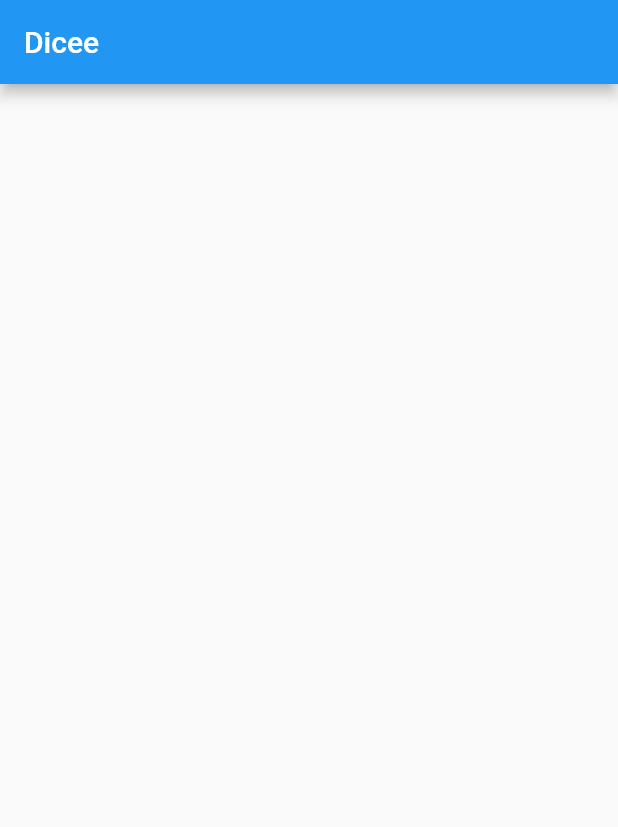
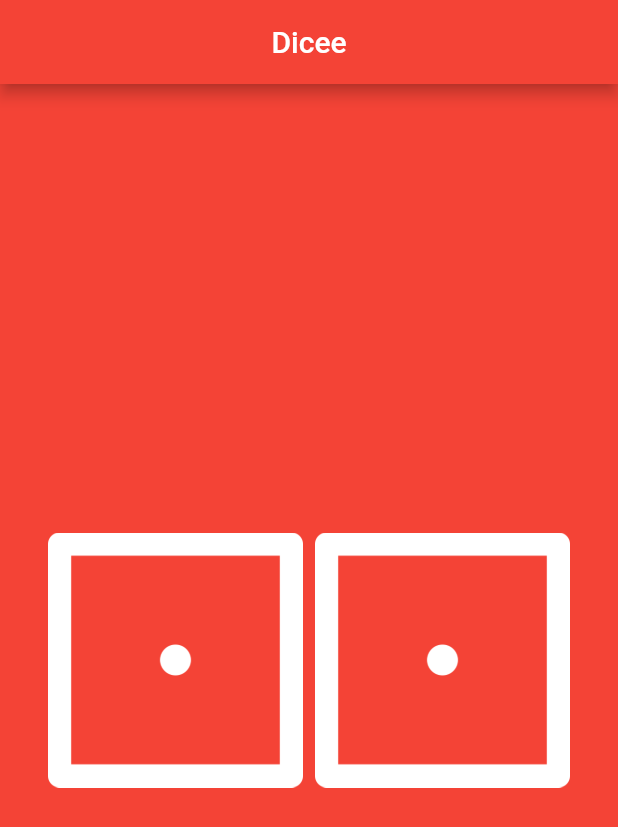
Before and after one commit to Nuri801/dicee_challange, a Flutter app: the screen it shows after launch, on a phone screen of 412 x 824 dp. Shown: the top 827 px of the screen. Run offline on Flutter 3.47's test engine with Material 2 defaults, Android fonts, the phone set to English and light mode, and no system bars.

Commit message:
Dicee_App_Challange

```diff
--- a/lib/main.dart
+++ b/lib/main.dart
@@ -1,4 +1,5 @@
 import 'package:flutter/material.dart';
+import 'dart:math';
 
 void main() {
   runApp(const MyApp());
@@ -12,14 +13,62 @@ class MyApp extends StatelessWidget {
     return MaterialApp(
       title: 'Dicee',
       home: Scaffold(
+        backgroundColor: Colors.red,
         appBar: AppBar(
-          title: Text('Dicee'),
+          title: Center(child: Text('Dicee')),
+          backgroundColor: Colors.red,
+        ),
+        body: Dices(),
+      ),
+    );
+  }
+}
+
+class Dices extends StatefulWidget {
+  const Dices({Key? key}) : super(key: key);
+
+  @override
+  State<Dices> createState() => _DicesState();
+}
+
+int randomNumber() {
+  Random random = Random();
+  int randomNumber = random.nextInt(6) + 1;
+  return randomNumber;
+}
+
+int diceNumberOne = 1;
+int diceNumberTwo = 1;
+
+class _DicesState extends State<Dices> {
+  @override
+  Widget build(BuildContext context) {
+    return Center(
+      child: Padding(
+        padding: const EdgeInsets.all(16.0),
+        child: MaterialButton(
+          onPressed: () {
+            randomNumber();
+            setState(() {
+              diceNumberOne = randomNumber();
+            });
+            randomNumber();
+            setState(() {
+              diceNumberTwo = randomNumber();
+            });
+          },
+          child: Row(
+            children: [
+              Expanded(child: Image.asset('dices_pics/dice$diceNumberOne.png')),
+              SizedBox(width: 8.0),
+              Expanded(child: Image.asset('dices_pics/dice$diceNumberTwo.png')),
+            ],
+          ),
         ),
       ),
     );
   }
 }
-
 
 
 // import 'package:flutter/material.dart';
--- a/pubspec.yaml
+++ b/pubspec.yaml
@@ -35,6 +35,7 @@ dependencies:
   # Use with the CupertinoIcons class for iOS style icons.
   cupertino_icons: ^1.0.2
 
+
 dev_dependencies:
   flutter_test:
     sdk: flutter
@@ -58,9 +59,8 @@ flutter:
   uses-material-design: true
 
   # To add assets to your application, add an assets section, like this:
-  # assets:
-  #   - images/a_dot_burr.jpeg
-  #   - images/a_dot_ham.jpeg
+  assets:
+    - dices_pics/
 
   # An image asset can refer to one or more resolution-specific "variants", see
   # https://flutter.dev/assets-and-images/#resolution-aware.
```
Also changed, not shown: dices_pics/dice1.png (added), dices_pics/dice2.png (added), dices_pics/dice3.png (added), dices_pics/dice4.png (added), dices_pics/dice5.png (added), dices_pics/dice6.png (added).
